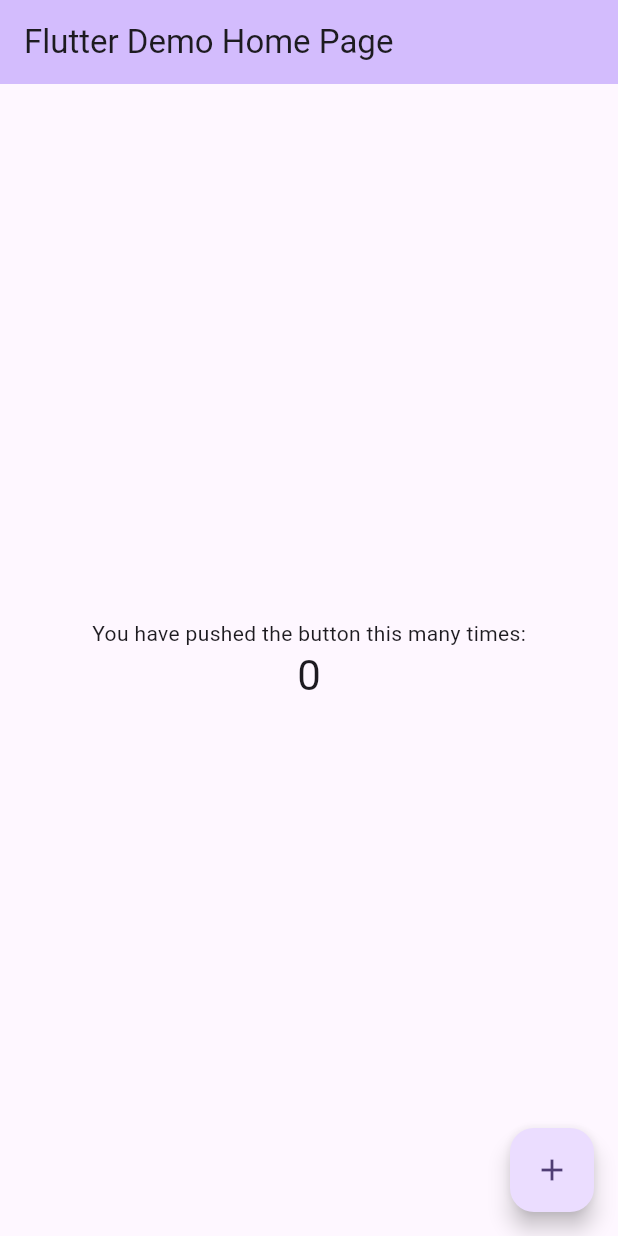
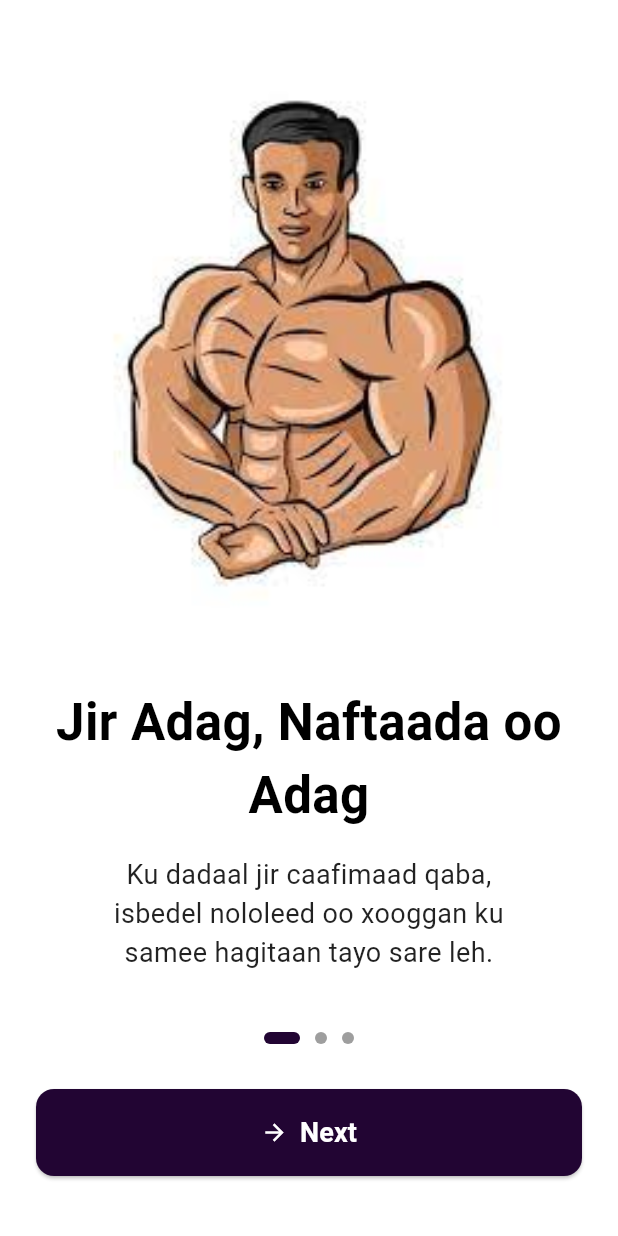
Before and after one commit to MaxamedAweis90/gym_supplement_store, a Flutter app: the screen it shows after launch, on a phone screen of 412 x 824 dp. Run offline on Flutter 3.47's test engine with Material 3 defaults, Android fonts, the phone set to English and light mode, and no system bars.

Commit message:
add some screens and worked on auth config

```diff
--- a/lib/main.dart
+++ b/lib/main.dart
@@ -1,4 +1,5 @@
 import 'package:flutter/material.dart';
+import 'package:gym_supplement_store/screens/start.dart';
 
 void main() {
   runApp(const MyApp());
@@ -7,116 +8,8 @@ void main() {
 class MyApp extends StatelessWidget {
   const MyApp({super.key});
 
-  // This widget is the root of your application.
   @override
   Widget build(BuildContext context) {
-    return MaterialApp(
-      title: 'Flutter Demo',
-      theme: ThemeData(
-        // This is the theme of your application.
-        //
-        // TRY THIS: Try running your application with "flutter run". You'll see
-        // the application has a purple toolbar. Then, without quitting the app,
-        // try changing the seedColor in the colorScheme below to Colors.green
-        // and then invoke "hot reload" (save your changes or press the "hot
-        // reload" button in a Flutter-supported IDE, or press "r" if you used
-        // the command line to start the app).
-        //
-        // Notice that the counter didn't reset back to zero; the application
-        // state is not lost during the reload. To reset the state, use hot
-        // restart instead.
-        //
-        // This works for code too, not just values: Most code changes can be
-        // tested with just a hot reload.
-        colorScheme: ColorScheme.fromSeed(seedColor: Colors.deepPurple),
-      ),
-      home: const MyHomePage(title: 'Flutter Demo Home Page'),
-    );
+    return MaterialApp(home: Start());
   }
 }
-
-class MyHomePage extends StatefulWidget {
-  const MyHomePage({super.key, required this.title});
-
-  // This widget is the home page of your application. It is stateful, meaning
-  // that it has a State object (defined below) that contains fields that affect
-  // how it looks.
-
-  // This class is the configuration for the state. It holds the values (in this
-  // case the title) provided by the parent (in this case the App widget) and
-  // used by the build method of the State. Fields in a Widget subclass are
-  // always marked "final".
-
-  final String title;
-
-  @override
-  State<MyHomePage> createState() => _MyHomePageState();
-}
-
-class _MyHomePageState extends State<MyHomePage> {
-  int _counter = 0;
-
-  void _incrementCounter() {
-    setState(() {
-      // This call to setState tells the Flutter framework that something has
-      // changed in this State, which causes it to rerun the build method below
-      // so that the display can reflect the updated values. If we changed
-      // _counter without calling setState(), then the build method would not be
-      // called again, and so nothing would appear to happen.
-      _counter++;
-    });
-  }
-
-  @override
-  Widget build(BuildContext context) {
-    // This method is rerun every time setState is called, for instance as done
-    // by the _incrementCounter method above.
-    //
-    // The Flutter framework has been optimized to make rerunning build methods
-    // fast, so that you can just rebuild anything that needs updating rather
-    // than having to individually change instances of widgets.
-    return Scaffold(
-      appBar: AppBar(
-        // TRY THIS: Try changing the color here to a specific color (to
-        // Colors.amber, perhaps?) and trigger a hot reload to see the AppBar
-        // change color while the other colors stay the same.
-        backgroundColor: Theme.of(context).colorScheme.inversePrimary,
-        // Here we take the value from the MyHomePage object that was created by
-        // the App.build method, and use it to set our appbar title.
-        title: Text(widget.title),
-      ),
-      body: Center(
-        // Center is a layout widget. It takes a single child and positions it
-        // in the middle of the parent.
-        child: Column(
-          // Column is also a layout widget. It takes a list of children and
-          // arranges them vertically. By default, it sizes itself to fit its
-          // children horizontally, and tries to be as tall as its parent.
-          //
-          // Column has various properties to control how it sizes itself and
-          // how it positions its children. Here we use mainAxisAlignment to
-          // center the children vertically; the main axis here is the vertical
-          // axis because Columns are vertical (the cross axis would be
-          // horizontal).
-          //
-          // TRY THIS: Invoke "debug painting" (choose the "Toggle Debug Paint"
-          // action in the IDE, or press "p" in the console), to see the
-          // wireframe for each widget.
-          mainAxisAlignment: MainAxisAlignment.center,
-          children: <Widget>[
-            const Text('You have pushed the button this many times:'),
-            Text(
-              '$_counter',
-              style: Theme.of(context).textTheme.headlineMedium,
-            ),
-          ],
-        ),
-      ),
-      floatingActionButton: FloatingActionButton(
-        onPressed: _incrementCounter,
-        tooltip: 'Increment',
-        child: const Icon(Icons.add),
-      ), // This trailing comma makes auto-formatting nicer for build methods.
-    );
-  }
-}
--- /dev/null
+++ b/lib/screens/start.dart
@@ -0,0 +1,170 @@
+import 'package:flutter/material.dart';
+import 'package:gym_supplement_store/screens/getstarted.dart';
+// import 'login.dart';
+
+class Start extends StatefulWidget {
+  const Start({super.key});
+
+  @override
+  State<Start> createState() => _StartState();
+}
+
+class _StartState extends State<Start> {
+  final PageController _controller = PageController();
+  int currentPage = 0;
+
+  final List<Map<String, String>> onboardingData = [
+    {
+      "image": "assets/images/strong.jpeg",
+      "title": "Jir Adag, Naftaada oo Adag",
+      "subtitle":
+          "Ku dadaal jir caafimaad qaba, isbedel nololeed oo xooggan ku samee hagitaan tayo sare leh.",
+    },
+    {
+      "image": "assets/images/Product.png",
+      "title": "Horumarkaaga La Soco",
+      "subtitle":
+          "Diiwaangeli jimicsiyadaada oo dhiirrigelin joogto ah ka hel horumarkaaga maalin kasta.",
+    },
+    {
+      "image": "assets/images/order.jpeg",
+      "title": "Dalbo oo hadda hel",
+      "subtitle":
+          "Dooro waxa aad rabto, dalbo si fudud, oo hel adeeg degdeg ah Markasta iyo meel kasta.",
+    },
+  ];
+
+  void nextPage() {
+    if (currentPage < onboardingData.length - 1) {
+      _controller.nextPage(
+        duration: const Duration(milliseconds: 300),
+        curve: Curves.easeIn,
+      );
+    } else {
+      // On last page, navigate to Login screen
+      Navigator.pushReplacement(
+        context,
+        MaterialPageRoute(builder: (context) => const GetStarted()),
+      );
+    }
+  }
+
+  @override
+  void dispose() {
+    _controller.dispose();
+    super.dispose();
+  }
+
+  Widget buildPage(Map<String, String> data) {
+    return Column(
+      mainAxisAlignment: MainAxisAlignment.center,
+      children: [
+        Expanded(child: Image.asset(data["image"]!, fit: BoxFit.contain)),
+        const SizedBox(height: 30),
+        Text(
+          data["title"]!,
+          textAlign: TextAlign.center,
+          style: const TextStyle(
+            fontSize: 34,
+            fontWeight: FontWeight.bold,
+            color: Colors.black,
+          ),
+        ),
+        const SizedBox(height: 15),
+        Padding(
+          padding: const EdgeInsets.symmetric(horizontal: 30.0),
+          child: Text(
+            data["subtitle"]!,
+            textAlign: TextAlign.center,
+            style: const TextStyle(fontSize: 18, color: Colors.black87),
+          ),
+        ),
+        const SizedBox(height: 40),
+      ],
+    );
+  }
+
+  Widget buildIndicator() {
+    return Row(
+      mainAxisAlignment: MainAxisAlignment.center,
+      children: List.generate(
+        onboardingData.length,
+        (index) => AnimatedContainer(
+          duration: const Duration(milliseconds: 300),
+          margin: const EdgeInsets.symmetric(horizontal: 5),
+          height: 8,
+          width: currentPage == index ? 24 : 8,
+          decoration: BoxDecoration(
+            color: currentPage == index ? const Color(0xFF220533) : Colors.grey,
+            borderRadius: BorderRadius.circular(12),
+          ),
+        ),
+      ),
+    );
+  }
+
+  @override
+  Widget build(BuildContext context) {
+    return Scaffold(
+      backgroundColor: const Color(0xFFFFFFFF),
+      body: SafeArea(
+        child: Padding(
+          padding: const EdgeInsets.symmetric(horizontal: 24, vertical: 20),
+          child: Column(
+            children: [
+              Expanded(
+                child: PageView.builder(
+                  controller: _controller,
+                  itemCount: onboardingData.length,
+                  onPageChanged: (index) {
+                    setState(() {
+                      currentPage = index;
+                    });
+                  },
+                  itemBuilder: (context, index) =>
+                      buildPage(onboardingData[index]),
+                ),
+              ),
+
+              buildIndicator(),
+
+              const SizedBox(height: 30),
+
+              SizedBox(
+                width: double.infinity,
+                child: ElevatedButton.icon(
+                  onPressed: nextPage,
+                  style: ElevatedButton.styleFrom(
+                    backgroundColor: const Color(0xFF220533),
+                    padding: const EdgeInsets.symmetric(vertical: 16),
+                    shape: RoundedRectangleBorder(
+                      borderRadius: BorderRadius.circular(12),
+                    ),
+                  ),
+                  icon: Icon(
+                    currentPage == onboardingData.length - 1
+                        ? Icons.check
+                        : Icons.arrow_forward,
+                    color: Colors.white,
+                  ),
+                  label: Text(
+                    currentPage == onboardingData.length - 1
+                        ? "Get Started"
+                        : "Next",
+                    style: const TextStyle(
+                      fontSize: 18,
+                      fontWeight: FontWeight.bold,
+                      color: Colors.white,
+                    ),
+                  ),
+                ),
+              ),
+
+              const SizedBox(height: 20),
+            ],
+          ),
+        ),
+      ),
+    );
+  }
+}
--- a/pubspec.yaml
+++ b/pubspec.yaml
@@ -58,9 +58,9 @@ flutter:
   uses-material-design: true
 
   # To add assets to your application, add an assets section, like this:
-  # assets:
-  #   - images/a_dot_burr.jpeg
-  #   - images/a_dot_ham.jpeg
+  assets:
+    - assets/images/
+    - assets/products/
 
   # An image asset can refer to one or more resolution-specific "variants", see
   # https://flutter.dev/to/resolution-aware-images
```
Also changed, not shown: lib/auth/login.dart (added, +96 -0 lines), lib/auth/register.dart (added, +108 -0 lines), lib/screens/getstarted.dart (added, +57 -0 lines), assets/images/Product.png (added), assets/images/login.jpg (added), assets/images/order.jpeg (added), assets/images/register.jpg (added), assets/images/strong.jpeg (added).
